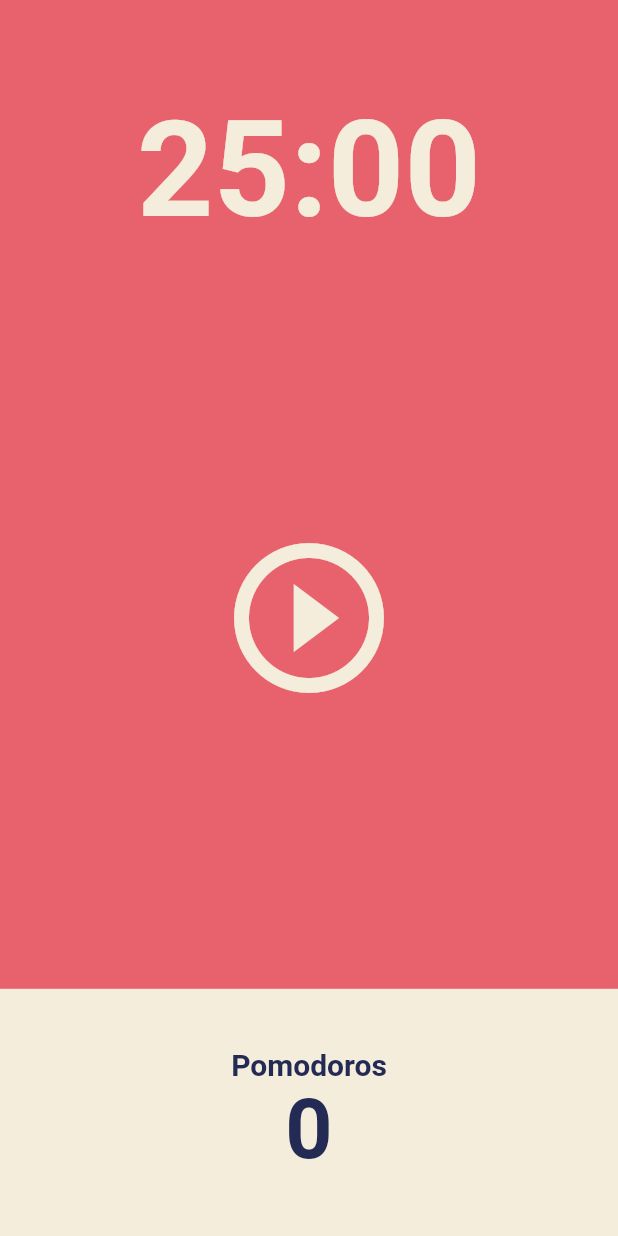
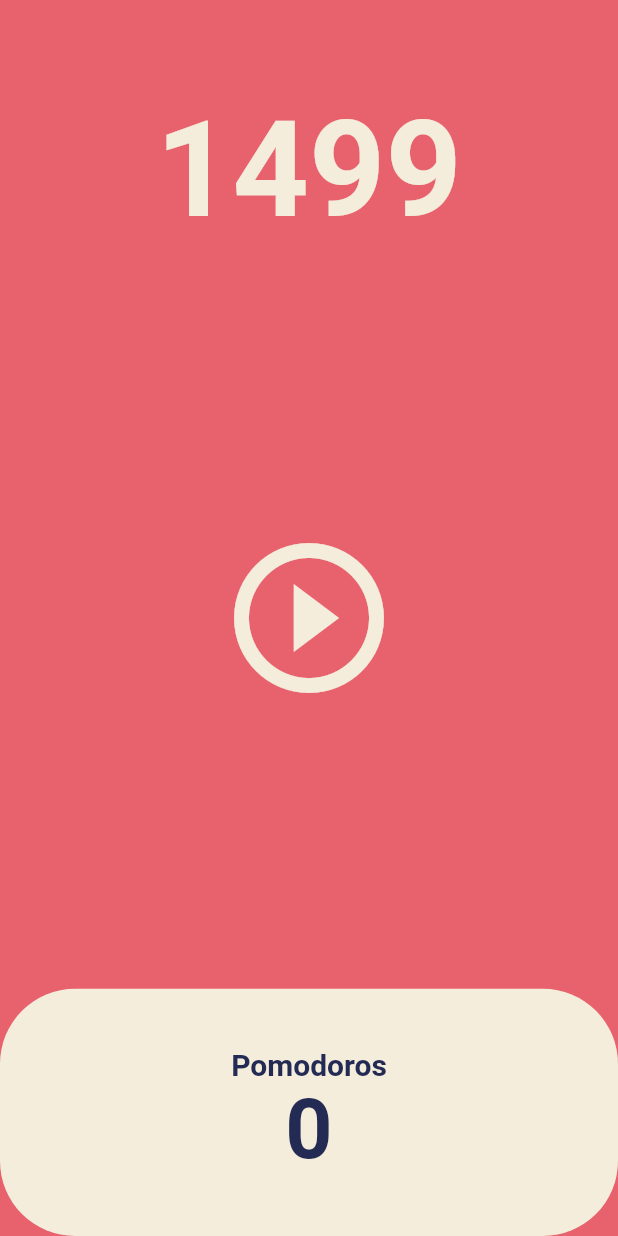
Before and after one commit to fluorjo/flutter_webtoon_app_clone, a Flutter app: the screen it shows after launch, after a tap on the "play circle outline" icon, on a phone screen of 412 x 824 dp. Run offline on Flutter 3.47's test engine with Material 2 defaults, Android fonts, the phone set to English and light mode, and no system bars.

```diff
--- a/lib/screens/home_screen.dart
+++ b/lib/screens/home_screen.dart
@@ -1,4 +1,5 @@
 import 'package:flutter/material.dart';
+import 'dart:async';
 
 class HomeScreen extends StatefulWidget {
   const HomeScreen({super.key});
@@ -8,6 +9,19 @@ class HomeScreen extends StatefulWidget {
 }
 
 class _HomeScreenState extends State<HomeScreen> {
+  int totalSeconds = 1500;
+  late Timer timer;
+
+  void onTick(Timer timer) {
+    setState(() {
+      totalSeconds = totalSeconds - 1;
+    });
+  }
+
+  void onStartPressed() {
+    timer = Timer.periodic(const Duration(seconds: 1), onTick);
+  }
+
   @override
   Widget build(BuildContext context) {
     return Scaffold(
@@ -20,7 +34,7 @@ class _HomeScreenState extends State<HomeScreen> {
               alignment: Alignment.bottomCenter,
               //현재 flexible 기준으로 맨 아래에 위치하게 한 것.
               child: Text(
-                '25:00',
+                '$totalSeconds',
                 style: TextStyle(
                     color: Theme.of(context).cardColor,
                     fontSize: 89,
@@ -34,7 +48,7 @@ class _HomeScreenState extends State<HomeScreen> {
               child: IconButton(
                 iconSize: 120,
                 color: Theme.of(context).cardColor,
-                onPressed: () {},
+                onPressed: onStartPressed,
                 icon: const Icon(Icons.play_circle_outline),
               ),
             ),
@@ -45,8 +59,9 @@ class _HomeScreenState extends State<HomeScreen> {
               children: [
                 Expanded(
                   child: Container(
-                    decoration:
-                        BoxDecoration(color: Theme.of(context).cardColor),
+                    decoration: BoxDecoration(
+                        color: Theme.of(context).cardColor,
+                        borderRadius: BorderRadius.circular(50)),
                     child: Column(
                         mainAxisAlignment: MainAxisAlignment.center,
                         children: [
```
